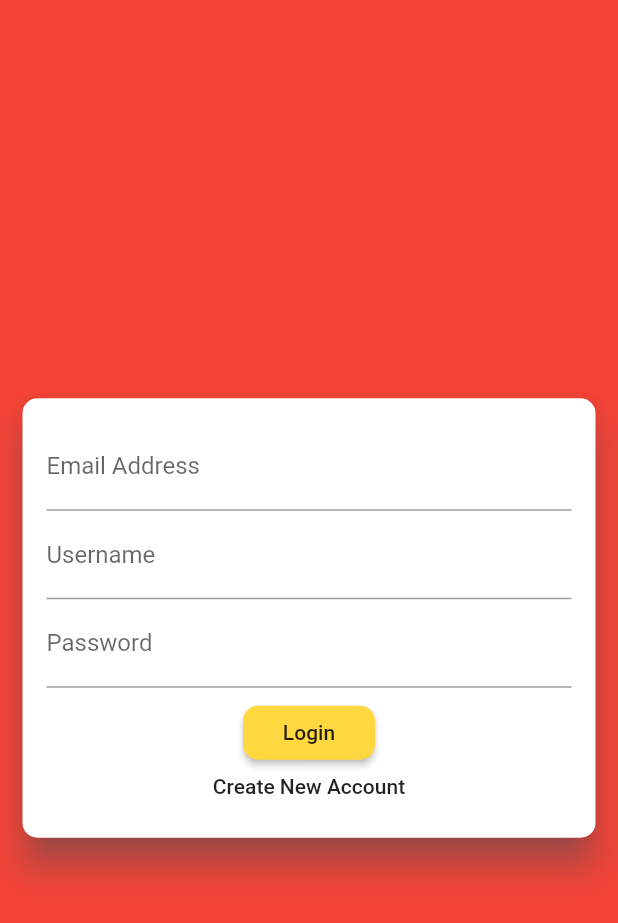
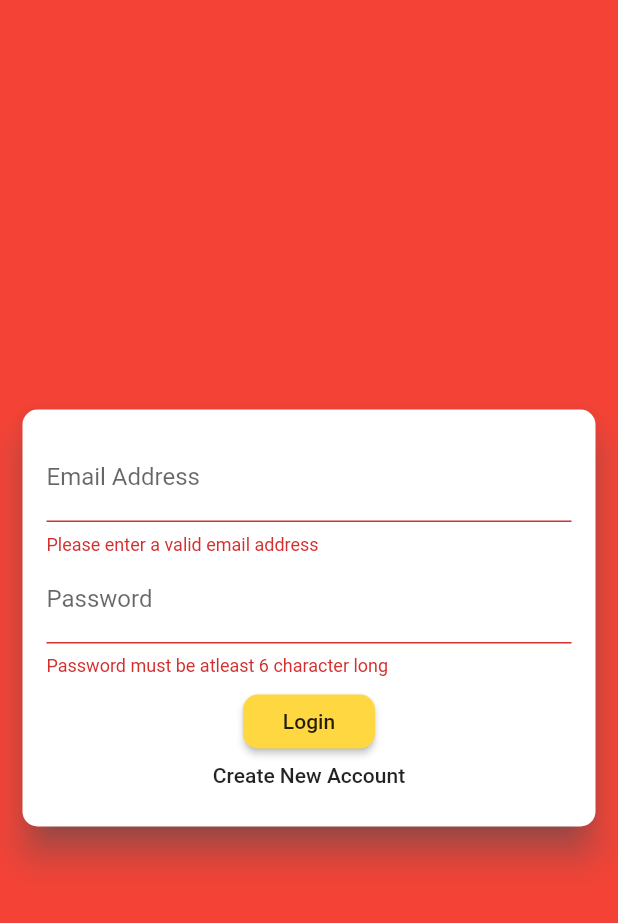
Before and after one commit to d4rk-lucif3r/chat_app, a Flutter app: the screen it shows after launch, after a tap on "Login", on a phone screen of 412 x 824 dp. Shown: the top 923 px of the screen. Run offline on Flutter 3.47's test engine with Material 2 defaults, Android fonts, the phone set to English and light mode, and no system bars; our stand-ins replace cloud_firestore, firebase_core; accounts and stored records are empty.

Commit message:
Update Suthentication form
Signed-off-by: Arsh Anwar <lucifer78908@gmail.com>

```diff
--- a/lib/widgets/auth/auth_form.dart
+++ b/lib/widgets/auth/auth_form.dart
@@ -6,6 +6,19 @@ class AuthForm extends StatefulWidget {
 }
 
 class _AuthFormState extends State<AuthForm> {
+  final _formKey = GlobalKey<FormState>();
+  var _isLogin = true;
+  String _userEmail = '';
+  String _userName = '';
+  String _userPassword = '';
+  void _submit() {
+    final isValid = _formKey.currentState.validate();
+    FocusScope.of(context).unfocus();
+    if (isValid) {
+      _formKey.currentState.save();
+    }
+  }
+
   @override
   Widget build(BuildContext context) {
     return Center(
@@ -15,30 +28,68 @@ class _AuthFormState extends State<AuthForm> {
           child: Padding(
             padding: EdgeInsets.all(16),
             child: Form(
+              key: _formKey,
               child: Column(
                 mainAxisSize: MainAxisSize.min,
                 children: [
                   TextFormField(
+                    key: ValueKey('email'),
                     keyboardType: TextInputType.emailAddress,
                     decoration: InputDecoration(labelText: 'Email Address'),
+                    validator: (value) {
+                      if (!value.contains('@') || value.isEmpty) {
+                        return 'Please enter a valid email address';
+                      }
+                      return null;
+                    },
+                    onSaved: (value) {
+                      _userEmail = value;
+                    },
                   ),
+                  if (!_isLogin)
+                    TextFormField(
+                      key: ValueKey('username'),
+                      decoration: InputDecoration(labelText: 'Username'),
+                      validator: (value) {
+                        if (value.isEmpty || value.length < 4) {
+                          return 'Username must be atleast 6 character long';
+                        }
+                        return null;
+                      },
+                      onSaved: (value) {
+                        _userName = value;
+                      },
+                    ),
                   TextFormField(
-                    decoration: InputDecoration(labelText: 'Username'),
-                  ),
-                  TextFormField(
+                    key: ValueKey('password'),
                     decoration: InputDecoration(labelText: 'Password'),
                     obscureText: true,
+                    validator: (value) {
+                      if (value.isEmpty || value.length < 7) {
+                        return 'Password must be atleast 6 character long';
+                      }
+                      return null;
+                    },
+                    onSaved: (value) {
+                      _userPassword = value;
+                    },
                   ),
                   SizedBox(
                     height: 12,
                   ),
                   RaisedButton(
-                    child: Text('Login'),
-                    onPressed: () {},
+                    child: Text(_isLogin ? 'Login' : 'SignUp'),
+                    onPressed: _submit,
                   ),
                   FlatButton(
-                    child: Text('Create New Account'),
-                    onPressed: () {},
+                    child: Text(_isLogin
+                        ? 'Create New Account'
+                        : 'I already have an account'),
+                    onPressed: () {
+                      setState(() {
+                        _isLogin = !_isLogin;
+                      });
+                    },
                   ),
                 ],
               ),
```
